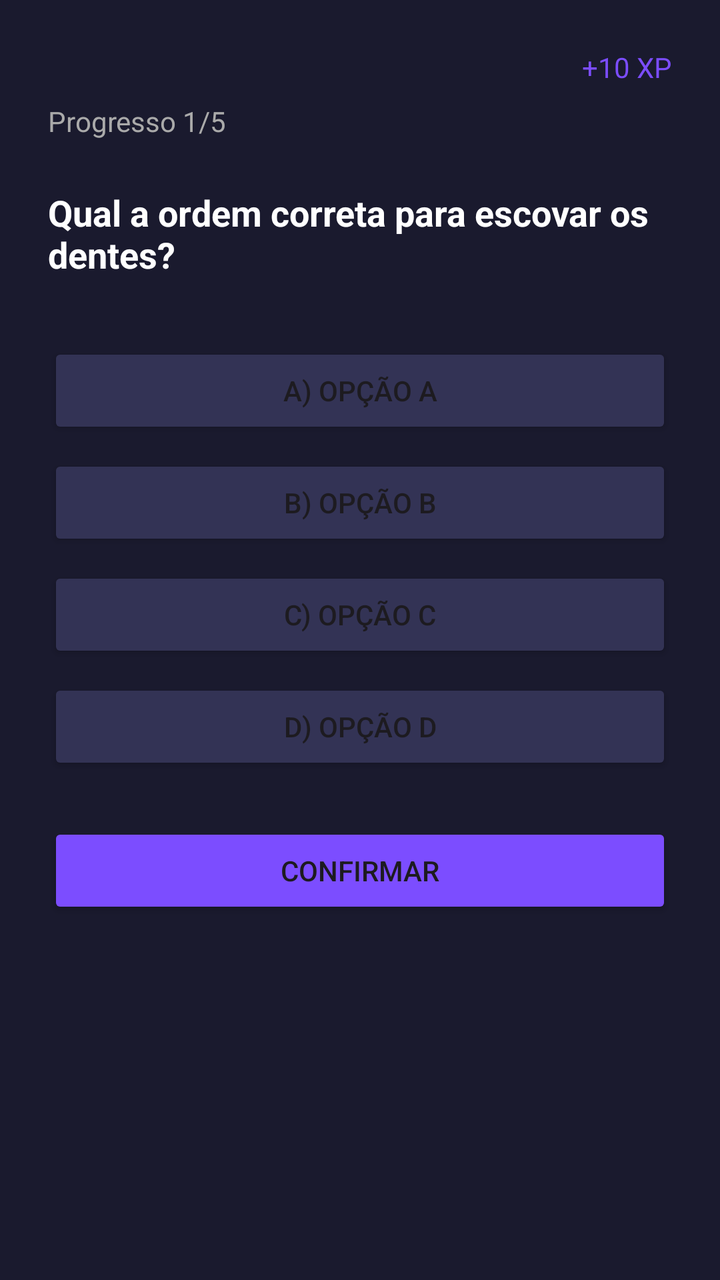
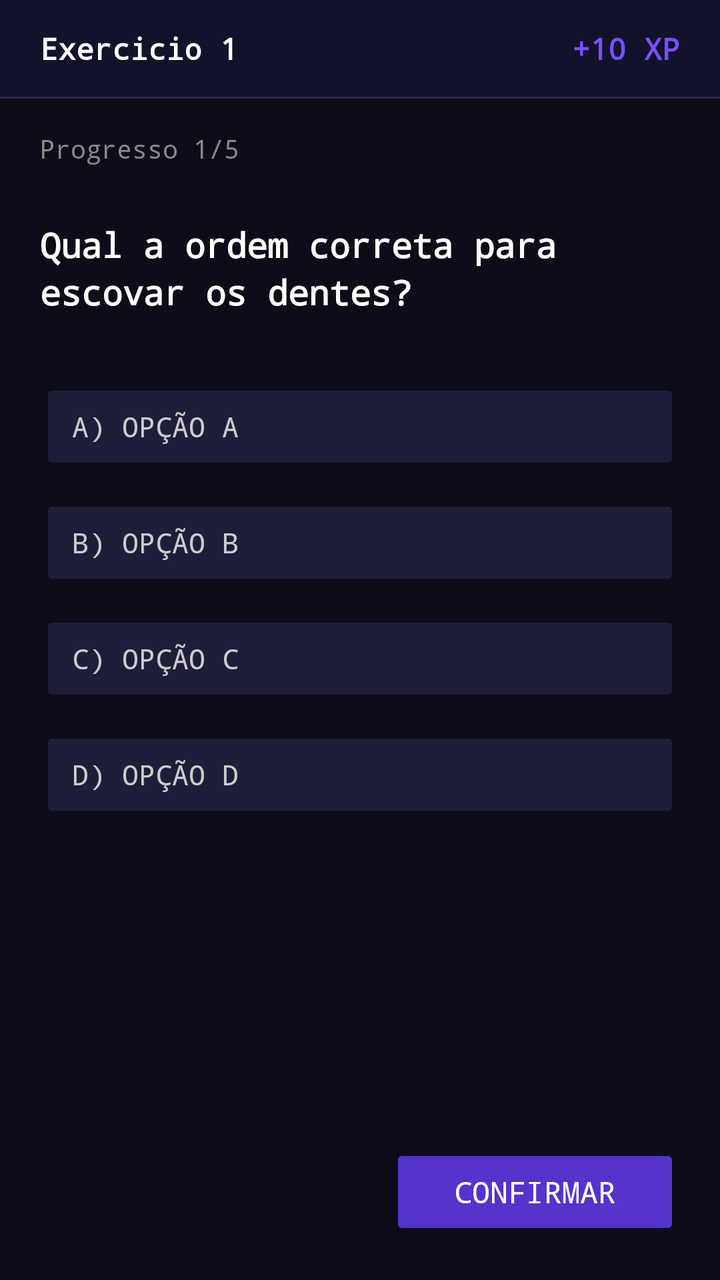

Screens rendered from an Android XML layout before and after an edit, with the pre-edit source and the edit as a unified diff.
<!-- AndroidManifest.xml: application theme Theme.CodeQuest -->
<!-- res/layout/activity_exercicio.xml -->
<?xml version="1.0" encoding="utf-8"?>
<LinearLayout xmlns:android="http://schemas.android.com/apk/res/android"
    android:layout_width="match_parent"
    android:layout_height="match_parent"
    android:orientation="vertical"
    android:padding="24dp"
    android:background="#1a1a2e">

    <TextView
        android:id="@+id/tvXP"
        android:layout_width="wrap_content"
        android:layout_height="wrap_content"
        android:text="+10 XP"
        android:textColor="#7c4dff"
        android:textSize="14sp"
        android:layout_gravity="end"
        android:layout_marginBottom="8dp"/>

    <TextView
        android:id="@+id/tvProgressoExercicio"
        android:layout_width="wrap_content"
        android:layout_height="wrap_content"
        android:text="Progresso 1/5"
        android:textColor="#aaaaaa"
        android:layout_marginBottom="24dp"/>

    <TextView
        android:id="@+id/tvPergunta"
        android:layout_width="match_parent"
        android:layout_height="wrap_content"
        android:text="Qual a ordem correta para escovar os dentes?"
        android:textColor="#ffffff"
        android:textSize="18sp"
        android:textStyle="bold"
        android:layout_marginBottom="32dp"/>

    <Button
        android:id="@+id/btnOpcaoA"
        android:layout_width="match_parent"
        android:layout_height="wrap_content"
        android:text="A) Opção A"
        android:backgroundTint="#333355"
        android:layout_marginBottom="8dp"/>

    <Button
        android:id="@+id/btnOpcaoB"
        android:layout_width="match_parent"
        android:layout_height="wrap_content"
        android:text="B) Opção B"
        android:backgroundTint="#333355"
        android:layout_marginBottom="8dp"/>

    <Button
        android:id="@+id/btnOpcaoC"
        android:layout_width="match_parent"
        android:layout_height="wrap_content"
        android:text="C) Opção C"
        android:backgroundTint="#333355"
        android:layout_marginBottom="8dp"/>

    <Button
        android:id="@+id/btnOpcaoD"
        android:layout_width="match_parent"
        android:layout_height="wrap_content"
        android:text="D) Opção D"
        android:backgroundTint="#333355"
        android:layout_marginBottom="24dp"/>

    <Button
        android:id="@+id/btnConfirmar"
        android:layout_width="match_parent"
        android:layout_height="wrap_content"
        android:text="Confirmar"
        android:backgroundTint="#7c4dff"/>

</LinearLayout>
<!-- resources referenced by this layout -->
<resources>
  <style name="Theme.CodeQuest" parent="Base.Theme.CodeQuest" />
  <style name="Base.Theme.CodeQuest" parent="Theme.Material3.DayNight.NoActionBar">
          
          
      </style>
</resources>

<!-- the commit's change to res/layout/activity_exercicio.xml (unified diff, before → after) -->
@@ -3,74 +3,185 @@
     android:layout_width="match_parent"
     android:layout_height="match_parent"
     android:orientation="vertical"
-    android:padding="24dp"
-    android:background="#1a1a2e">
+    android:background="#0d0d1a"
+    android:padding="0dp">
 
-    <TextView
-        android:id="@+id/tvXP"
-        android:layout_width="wrap_content"
-        android:layout_height="wrap_content"
-        android:text="+10 XP"
-        android:textColor="#7c4dff"
-        android:textSize="14sp"
-        android:layout_gravity="end"
-        android:layout_marginBottom="8dp"/>
-
-    <TextView
-        android:id="@+id/tvProgressoExercicio"
-        android:layout_width="wrap_content"
-        android:layout_height="wrap_content"
-        android:text="Progresso 1/5"
-        android:textColor="#aaaaaa"
-        android:layout_marginBottom="24dp"/>
-
-    <TextView
-        android:id="@+id/tvPergunta"
+    
+    <RelativeLayout
         android:layout_width="match_parent"
         android:layout_height="wrap_content"
-        android:text="Qual a ordem correta para escovar os dentes?"
-        android:textColor="#ffffff"
-        android:textSize="18sp"
-        android:textStyle="bold"
-        android:layout_marginBottom="32dp"/>
+        android:paddingStart="20dp"
+        android:paddingEnd="20dp"
+        android:paddingTop="14dp"
+        android:paddingBottom="14dp"
+        android:background="#12122a">
 
-    <Button
-        android:id="@+id/btnOpcaoA"
+        <TextView
+            android:id="@+id/tvTituloExercicio"
+            android:layout_width="wrap_content"
+            android:layout_height="wrap_content"
+            android:text="Exercicio 1"
+            android:textColor="#ffffff"
+            android:textSize="15sp"
+            android:textStyle="bold"
+            android:fontFamily="monospace"
+            android:layout_centerVertical="true"
+            android:layout_alignParentStart="true"/>
+
+        <TextView
+            android:id="@+id/tvXP"
+            android:layout_width="wrap_content"
+            android:layout_height="wrap_content"
+            android:text="+10 XP"
+            android:textColor="#7c4dff"
+            android:textSize="15sp"
+            android:textStyle="bold"
+            android:fontFamily="monospace"
+            android:layout_centerVertical="true"
+            android:layout_alignParentEnd="true"/>
+    </RelativeLayout>
+
+    
+    <View
+        android:layout_width="match_parent"
+        android:layout_height="1dp"
+        android:background="#2a2a4a"/>
+
+    
+    <LinearLayout
+        android:layout_width="match_parent"
+        android:layout_height="0dp"
+        android:layout_weight="1"
+        android:orientation="vertical"
+        android:paddingStart="20dp"
+        android:paddingEnd="20dp"
+        android:paddingTop="16dp"
+        android:paddingBottom="16dp">
+
+        
+        <TextView
+            android:id="@+id/tvProgressoExercicio"
+            android:layout_width="wrap_content"
+            android:layout_height="wrap_content"
+            android:text="Progresso 1/5"
+            android:textColor="#888888"
+            android:textSize="13sp"
+            android:fontFamily="monospace"
+            android:layout_marginBottom="28dp"/>
+
+        
+        <TextView
+            android:id="@+id/tvPergunta"
+            android:layout_width="match_parent"
+            android:layout_height="wrap_content"
+            android:text="Qual a ordem correta para escovar os dentes?"
+            android:textColor="#ffffff"
+            android:textSize="17sp"
+            android:textStyle="bold"
+            android:fontFamily="monospace"
+            android:lineSpacingExtra="4dp"
+            android:layout_marginBottom="32dp"/>
+
+        
+        <Button
+            android:id="@+id/btnOpcaoA"
+            android:layout_width="match_parent"
+            android:layout_height="wrap_content"
+            android:text="A) Opção A"
+            android:textColor="#cccccc"
+            android:textSize="14sp"
+            android:fontFamily="monospace"
+            android:gravity="start|center_vertical"
+            android:paddingStart="16dp"
+            android:paddingEnd="16dp"
+            android:backgroundTint="#1e1e3a"
+            android:layout_marginBottom="10dp"
+            android:stateListAnimator="@null"
+            android:insetTop="0dp"
+            android:insetBottom="0dp"/>
+
+        
+        <Button
+            android:id="@+id/btnOpcaoB"
+            android:layout_width="match_parent"
+            android:layout_height="wrap_content"
+            android:text="B) Opção B"
+            android:textColor="#cccccc"
+            android:textSize="14sp"
+            android:fontFamily="monospace"
+            android:gravity="start|center_vertical"
+            android:paddingStart="16dp"
+            android:paddingEnd="16dp"
+            android:backgroundTint="#1e1e3a"
+            android:layout_marginBottom="10dp"
+            android:stateListAnimator="@null"
+            android:insetTop="0dp"
+            android:insetBottom="0dp"/>
+
+        
+        <Button
+            android:id="@+id/btnOpcaoC"
+            android:layout_width="match_parent"
+            android:layout_height="wrap_content"
+            android:text="C) Opção C"
+            android:textColor="#cccccc"
+            android:textSize="14sp"
+            android:fontFamily="monospace"
+            android:gravity="start|center_vertical"
+            android:paddingStart="16dp"
+            android:paddingEnd="16dp"
+            android:backgroundTint="#1e1e3a"
+            android:layout_marginBottom="10dp"
+            android:stateListAnimator="@null"
+            android:insetTop="0dp"
+            android:insetBottom="0dp"/>
+
+        
+        <Button
+            android:id="@+id/btnOpcaoD"
+            android:layout_width="match_parent"
+            android:layout_height="wrap_content"
+            android:text="D) Opção D"
+            android:textColor="#cccccc"
+            android:textSize="14sp"
+            android:fontFamily="monospace"
+            android:gravity="start|center_vertical"
+            android:paddingStart="16dp"
+            android:paddingEnd="16dp"
+            android:backgroundTint="#1e1e3a"
+            android:layout_marginBottom="10dp"
+            android:stateListAnimator="@null"
+            android:insetTop="0dp"
+            android:insetBottom="0dp"/>
+
+    </LinearLayout>
+
+    
+    <LinearLayout
         android:layout_width="match_parent"
         android:layout_height="wrap_content"
-        android:text="A) Opção A"
-        android:backgroundTint="#333355"
-        android:layout_marginBottom="8dp"/>
+        android:orientation="horizontal"
+        android:gravity="end"
+        android:paddingStart="20dp"
+        android:paddingEnd="20dp"
+        android:paddingBottom="20dp"
+        android:paddingTop="8dp">
 
-    <Button
-        android:id="@+id/btnOpcaoB"
-        android:layout_width="match_parent"
-        android:layout_height="wrap_content"
-        android:text="B) Opção B"
-        android:backgroundTint="#333355"
-        android:layout_marginBottom="8dp"/>
+        <Button
+            android:id="@+id/btnConfirmar"
+            android:layout_width="wrap_content"
+            android:layout_height="wrap_content"
+            android:text="Confirmar"
+            android:textColor="#ffffff"
+            android:textSize="15sp"
+            android:fontFamily="monospace"
+            android:backgroundTint="#5533cc"
+            android:paddingStart="32dp"
+            android:paddingEnd="32dp"
+            android:stateListAnimator="@null"
+            android:insetTop="0dp"
+            android:insetBottom="0dp"/>
 
-    <Button
-        android:id="@+id/btnOpcaoC"
-        android:layout_width="match_parent"
-        android:layout_height="wrap_content"
-        android:text="C) Opção C"
-        android:backgroundTint="#333355"
-        android:layout_marginBottom="8dp"/>
-
-    <Button
-        android:id="@+id/btnOpcaoD"
-        android:layout_width="match_parent"
-        android:layout_height="wrap_content"
-        android:text="D) Opção D"
-        android:backgroundTint="#333355"
-        android:layout_marginBottom="24dp"/>
-
-    <Button
-        android:id="@+id/btnConfirmar"
-        android:layout_width="match_parent"
-        android:layout_height="wrap_content"
-        android:text="Confirmar"
-        android:backgroundTint="#7c4dff"/>
+    </LinearLayout>
 
 </LinearLayout>
